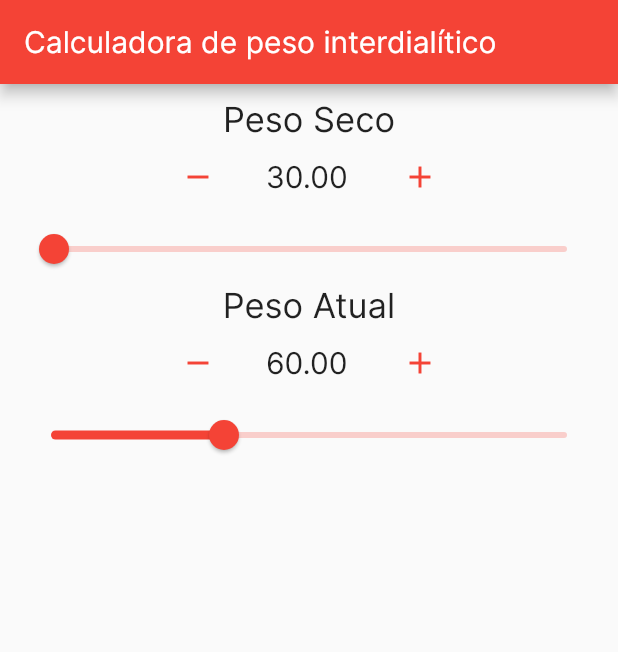
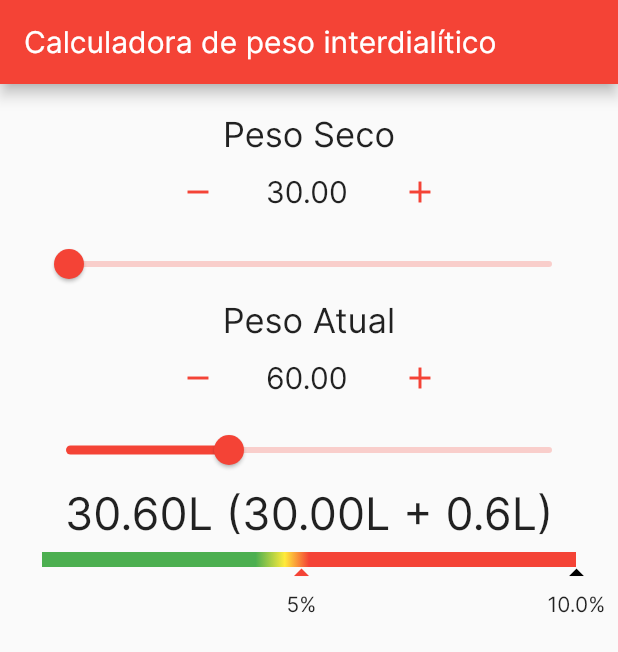
Before and after one commit to renatolb/iwg, a Flutter app: the screen it shows after launch, on a phone screen of 412 x 824 dp. Shown: the top 652 px of the screen. Run offline on Flutter 3.47's test engine with Material 2 defaults, Android fonts, the phone set to English and light mode, and no system bars.

Commit message:
Adds a gain % meter

```diff
--- a/lib/weight_calculator.dart
+++ b/lib/weight_calculator.dart
@@ -5,6 +5,10 @@ class WeightCalculator {
 
   double getExcess(dryWeight, currentWeight) {
     return currentWeight - dryWeight;
+  }
+
+  double getSerum() {
+    return this.usedSerum;
   }
 
   double getUF(dryWeight, currentWeight) {
--- /dev/null
+++ b/lib/widgets/gain_meter.dart
@@ -0,0 +1,76 @@
+import 'package:flutter/material.dart';
+import 'package:flutter/widgets.dart';
+
+class GainMeter extends StatefulWidget {
+  final double min, max, limit, current;
+
+  GainMeter({Key key, this.min = 0, this.max = 10, this.limit = 5, this.current = 0}) : super(key: key);
+
+  @override
+  State<StatefulWidget> createState() => GainMeterState();
+}
+
+class GainMeterState extends State<GainMeter> {
+  scaleBetween(unscaledNum, minAllowed, maxAllowed, min, max) => (maxAllowed - minAllowed) * (unscaledNum - min) / (max - min) + minAllowed;
+
+  @override
+  Widget build(BuildContext context) {
+    double currentPos = this.widget.current <= 0 ? 0 : this.widget.current >= this.widget.max ? this.widget.max : this.widget.current;
+    return
+      new LayoutBuilder(
+          builder: (BuildContext context, BoxConstraints constraints) {
+            toScale(n) => scaleBetween(n, -15, constraints.maxWidth-35, this.widget.min, this.widget.max);
+            toStopScale(n) => scaleBetween(n, 0, 1, this.widget.min, this.widget.max);
+
+            var limitMarkerPosition = toScale(this.widget.limit);
+            var limitStop = toStopScale(this.widget.limit);
+            var greenStop = limitStop / 1.25;
+            var yellowStop = limitStop / 1.1;
+            var redStop = limitStop;
+
+            return Column(
+              crossAxisAlignment: CrossAxisAlignment.stretch,
+              children: <Widget>[
+                Padding(
+                  padding: const EdgeInsets.all(8.0),
+                  child: Stack(
+                    overflow: Overflow.visible,
+                    children: [Container(
+                      height: 10,
+                      decoration: BoxDecoration(
+                          gradient: LinearGradient(
+                              stops: [greenStop, yellowStop, redStop],
+                              begin: Alignment.centerLeft,
+                              end: Alignment.centerRight,
+                              colors: [Colors.green, Colors.yellow, Colors.red]
+                          )
+                      ),
+                    ), Positioned(
+                        left: limitMarkerPosition,
+                        top: 2,
+                        child: Column(
+                          children: <Widget>[
+                            Icon(Icons.arrow_drop_up, color: Colors.red,),
+                            Text(this.widget.limit.toInt().toString() + '%')
+                          ],
+                        ),
+                      ),
+                      Positioned(
+                        left: toScale(currentPos),
+                        top: 2,
+                        child: Column(
+                          children: <Widget>[
+                            Icon(Icons.arrow_drop_up, color: Colors.black,),
+                            Text(currentPos.toStringAsFixed(1) + '%')
+                          ],
+                        ),
+                      )
+                    ],
+                  ),
+                ),
+              ],
+            );
+          }
+      );
+  }
+}
--- a/lib/widgets/home_page.dart
+++ b/lib/widgets/home_page.dart
@@ -2,6 +2,8 @@ import 'package:flutter/material.dart';
 import 'package:flutter/widgets.dart';
 import 'package:iwg/weight_calculator.dart';
 import 'package:iwg/widgets/weight_input.dart';
+
+import 'gain_meter.dart';
 
 class MyHomePage extends StatefulWidget {
   final String title;
@@ -43,18 +45,36 @@ class _MyHomePageState extends State<MyHomePage> {
 
   @override
   Widget build(BuildContext context) {
+    var uf = calculator.getUF(this._dryWeight, this._currentWeight);
+    var serum = calculator.getSerum();
+    var resultadoUF = '${uf.toStringAsFixed(2)}L (${(uf-serum).toStringAsFixed(2)}L + ${serum.toStringAsFixed(1)}L)';
+
     return Scaffold(
       appBar: AppBar(
           title: Text(widget.title)
       ),
       body: Container(
         child: Padding(
-          padding: EdgeInsets.all(10),
+          padding: EdgeInsets.all(20),
           child: Column(
             mainAxisAlignment: MainAxisAlignment.start,
             children: <Widget>[
-              WeightInput(label: 'Peso Seco', min: this._minWeight, max: this._maxWeight, selectedWeight: _dryWeight, onChangeCallback: this._setDryWeight),
-              WeightInput(label: 'Peso Atual', min: this._minWeight, max: this._maxWeight, selectedWeight: _currentWeight, onChangeCallback: this._setCurrWeight),
+              Column(
+                children: <Widget>[
+                  WeightInput(label: 'Peso Seco', min: this._minWeight, max: this._maxWeight, selectedWeight: _dryWeight, onChangeCallback: this._setDryWeight),
+                  WeightInput(label: 'Peso Atual', min: this._minWeight, max: this._maxWeight, selectedWeight: _currentWeight, onChangeCallback: this._setCurrWeight),
+                ],
+              ),
+              Column(
+                crossAxisAlignment: CrossAxisAlignment.center,
+                mainAxisAlignment: MainAxisAlignment.spaceEvenly,
+                children: <Widget>[
+                  Text(resultadoUF, style: TextStyle(
+                      fontSize: 30
+                  )),
+                  GainMeter(current: calculator.getGainPercentage(_dryWeight, _currentWeight))
+                ],
+              ),
             ]
           )
         )
--- a/lib/widgets/weight_input.dart
+++ b/lib/widgets/weight_input.dart
@@ -36,7 +36,7 @@ class WeightInputState extends State<WeightInput> {
               mainAxisAlignment: MainAxisAlignment.center,
               mainAxisSize: MainAxisSize.max,
               children: <Widget> [
-                FlatButton(child: Icon(Icons.remove, color: Colors.red,), onPressed: () => {},),
+                FlatButton(child: Icon(Icons.remove, color: Colors.red,), onPressed: () => {this._setWeight((this.widget.selectedWeight - 0.1).toStringAsFixed(2))},),
                 Container(
                     width: 60,
                     child:
@@ -49,7 +49,7 @@ class WeightInputState extends State<WeightInput> {
                       keyboardType: TextInputType.numberWithOptions(decimal: false, signed: false),
                   )
                 ),
-                FlatButton(child: Icon(Icons.add, color: Colors.red,), onPressed: () => {},),
+                FlatButton(child: Icon(Icons.add, color: Colors.red,), onPressed: () => {this._setWeight((this.widget.selectedWeight + 0.1).toStringAsFixed(2))},),
               ],
             ),
             Slider(
```
